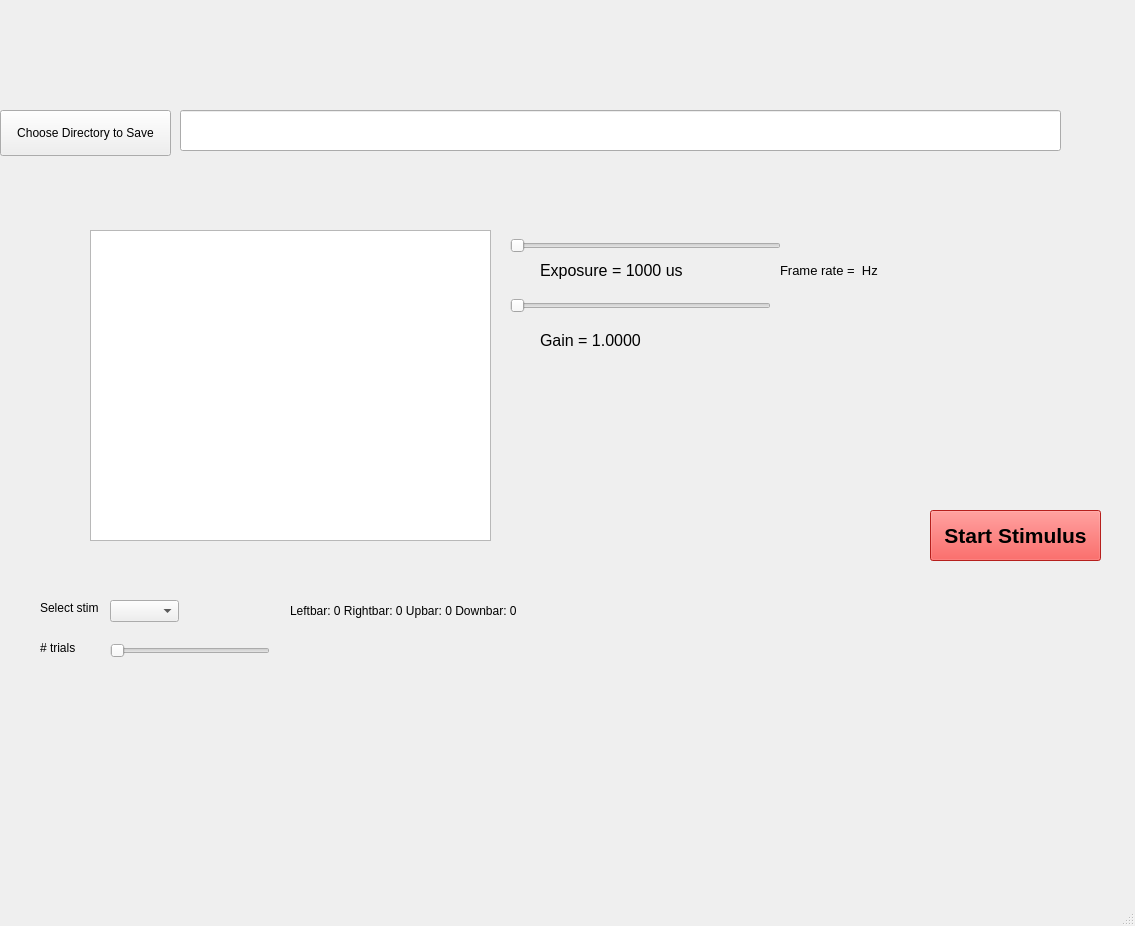
Old version of the form Stim_Loader.ui in the repository agrama/RatVisStimGui.
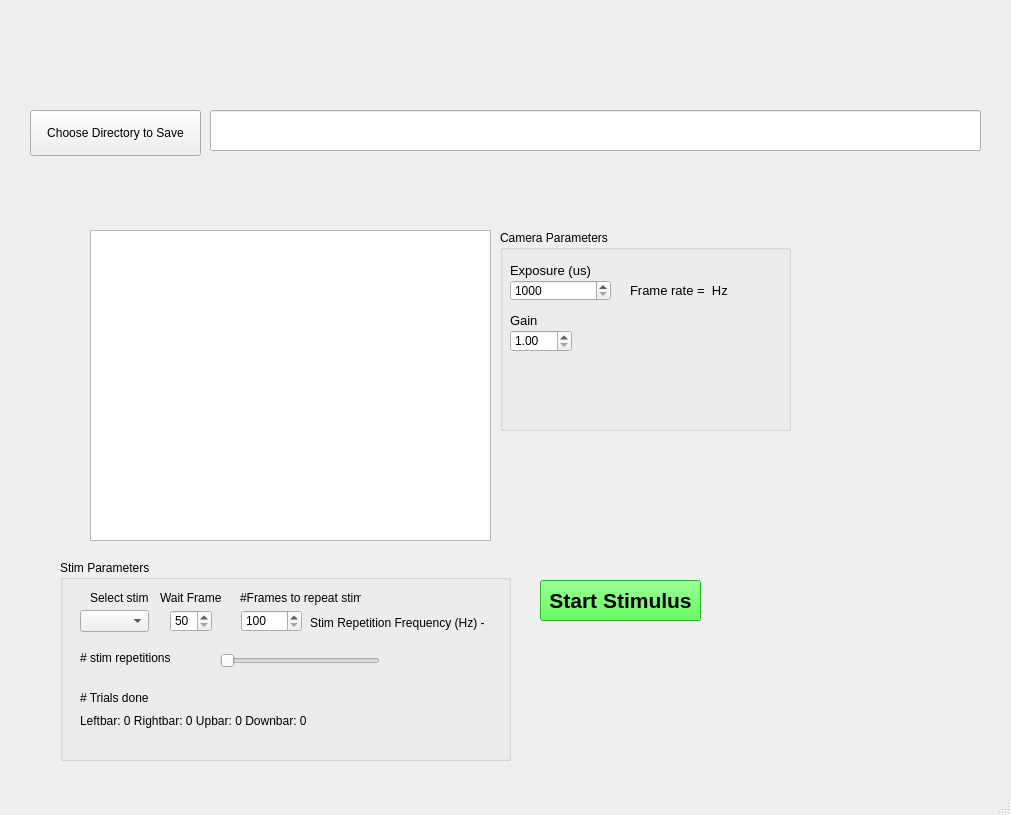
New version of the form. Icons and pictures are not drawn. Custom widgets are drawn as their Qt base class.

Commit message: the visual stimulus is now slave to the camera

Diff of the .ui file:
```diff
--- a/Stim_Loader.ui
+++ b/Stim_Loader.ui
@@ -6,8 +6,8 @@
    <rect>
     <x>0</x>
     <y>0</y>
-    <width>1135</width>
-    <height>926</height>
+    <width>1011</width>
+    <height>815</height>
    </rect>
   </property>
   <property name="windowTitle">
@@ -17,7 +17,7 @@
    <widget class="QPushButton" name="filepath_pushButton">
     <property name="geometry">
      <rect>
-      <x>0</x>
+      <x>30</x>
       <y>110</y>
       <width>171</width>
       <height>46</height>
@@ -30,9 +30,9 @@
    <widget class="QLineEdit" name="file_path_lineEdit">
     <property name="geometry">
      <rect>
-      <x>180</x>
+      <x>210</x>
       <y>110</y>
-      <width>881</width>
+      <width>771</width>
       <height>41</height>
      </rect>
     </property>
@@ -40,10 +40,10 @@
    <widget class="QPushButton" name="startStim_pushButton">
     <property name="geometry">
      <rect>
-      <x>930</x>
-      <y>510</y>
-      <width>171</width>
-      <height>51</height>
+      <x>540</x>
+      <y>580</y>
+      <width>161</width>
+      <height>41</height>
      </rect>
     </property>
     <property name="palette">
@@ -52,8 +52,8 @@
        <colorrole role="Button">
         <brush brushstyle="SolidPattern">
          <color alpha="255">
-          <red>255</red>
-          <green>43</green>
+          <red>43</red>
+          <green>255</green>
           <blue>39</blue>
          </color>
         </brush>
@@ -61,8 +61,8 @@
        <colorrole role="Base">
         <brush brushstyle="SolidPattern">
          <color alpha="255">
-          <red>255</red>
-          <green>43</green>
+          <red>43</red>
+          <green>255</green>
           <blue>39</blue>
          </color>
         </brush>
@@ -70,8 +70,8 @@
        <colorrole role="Window">
         <brush brushstyle="SolidPattern">
          <color alpha="255">
-          <red>255</red>
-          <green>43</green>
+          <red>43</red>
+          <green>255</green>
           <blue>39</blue>
          </color>
         </brush>
@@ -81,8 +81,8 @@
        <colorrole role="Button">
         <brush brushstyle="SolidPattern">
          <color alpha="255">
-          <red>255</red>
-          <green>43</green>
+          <red>43</red>
+          <green>255</green>
           <blue>39</blue>
          </color>
         </brush>
@@ -90,8 +90,8 @@
        <colorrole role="Base">
         <brush brushstyle="SolidPattern">
          <color alpha="255">
-          <red>255</red>
-          <green>43</green>
+          <red>43</red>
+          <green>255</green>
           <blue>39</blue>
          </color>
         </brush>
@@ -99,8 +99,8 @@
        <colorrole role="Window">
         <brush brushstyle="SolidPattern">
          <color alpha="255">
-          <red>255</red>
-          <green>43</green>
+          <red>43</red>
+          <green>255</green>
           <blue>39</blue>
          </color>
         </brush>
@@ -110,8 +110,8 @@
        <colorrole role="Button">
         <brush brushstyle="SolidPattern">
          <color alpha="255">
-          <red>255</red>
-          <green>43</green>
+          <red>43</red>
+          <green>255</green>
           <blue>39</blue>
          </color>
         </brush>
@@ -119,8 +119,8 @@
        <colorrole role="Base">
         <brush brushstyle="SolidPattern">
          <color alpha="255">
-          <red>255</red>
-          <green>43</green>
+          <red>43</red>
+          <green>255</green>
           <blue>39</blue>
          </color>
         </brush>
@@ -128,8 +128,8 @@
        <colorrole role="Window">
         <brush brushstyle="SolidPattern">
          <color alpha="255">
-          <red>255</red>
-          <green>43</green>
+          <red>43</red>
+          <green>255</green>
           <blue>39</blue>
          </color>
         </brush>
@@ -145,52 +145,12 @@
      </font>
     </property>
     <property name="styleSheet">
-     <string notr="true">background-color: rgb(255, 43, 39);</string>
+     <string notr="true">background-color: rgb(43, 255, 39);</string>
     </property>
     <property name="text">
      <string>Start Stimulus</string>
     </property>
    </widget>
-   <widget class="QSlider" name="exposure_slider">
-    <property name="geometry">
-     <rect>
-      <x>510</x>
-      <y>230</y>
-      <width>271</width>
-      <height>31</height>
-     </rect>
-    </property>
-    <property name="minimum">
-     <number>1000</number>
-    </property>
-    <property name="maximum">
-     <number>100000</number>
-    </property>
-    <property name="singleStep">
-     <number>1000</number>
-    </property>
-    <property name="orientation">
-     <enum>Qt::Horizontal</enum>
-    </property>
-   </widget>
-   <widget class="QLabel" name="exposure_slider_label">
-    <property name="geometry">
-     <rect>
-      <x>540</x>
-      <y>250</y>
-      <width>280</width>
-      <height>40</height>
-     </rect>
-    </property>
-    <property name="font">
-     <font>
-      <pointsize>12</pointsize>
-     </font>
-    </property>
-    <property name="text">
-     <string>Exposure = 1000 us</string>
-    </property>
-   </widget>
    <widget class="GraphicsView" name="graphicsView">
     <property name="geometry">
      <rect>
@@ -201,69 +161,52 @@
      </rect>
     </property>
    </widget>
-   <widget class="QSlider" name="gain_slider">
+   <widget class="QGroupBox" name="stim_parameters_groupBox">
     <property name="geometry">
      <rect>
-      <x>510</x>
-      <y>290</y>
-      <width>261</width>
-      <height>31</height>
+      <x>60</x>
+      <y>560</y>
+      <width>451</width>
+      <height>201</height>
      </rect>
     </property>
-    <property name="minimum">
-     <number>1</number>
+    <property name="styleSheet">
+     <string notr="true"/>
     </property>
-    <property name="maximum">
-     <number>1200</number>
+    <property name="title">
+     <string>Stim Parameters</string>
     </property>
-    <property name="singleStep">
-     <number>1</number>
-    </property>
-    <property name="orientation">
-     <enum>Qt::Horizontal</enum>
-    </property>
-   </widget>
-   <widget class="QLabel" name="gain_slider_label">
+    <widget class="QLabel" name="label_3">
     <property name="geometry">
      <rect>
-      <x>540</x>
-      <y>320</y>
-      <width>280</width>
-      <height>40</height>
-     </rect>
-    </property>
-    <property name="font">
-     <font>
-      <pointsize>12</pointsize>
-     </font>
-    </property>
+       <x>20</x>
+       <y>130</y>
+       <width>71</width>
+       <height>16</height>
+      </rect>
+     </property>
     <property name="text">
-     <string>Gain = 1.0000</string>
-    </property>
-   </widget>
-   <widget class="QLabel" name="framerate_label">
+      <string># Trials done</string>
+     </property>
+    </widget>
+    <widget class="QLabel" name="label">
     <property name="geometry">
      <rect>
-      <x>780</x>
-      <y>260</y>
-      <width>151</width>
-      <height>21</height>
-     </rect>
-    </property>
-    <property name="font">
-     <font>
-      <pointsize>10</pointsize>
-     </font>
-    </property>
+       <x>30</x>
+       <y>30</y>
+       <width>61</width>
+       <height>16</height>
+      </rect>
+     </property>
     <property name="text">
-     <string>Frame rate =  Hz</string>
+      <string>Select stim</string>
     </property>
    </widget>
    <widget class="QComboBox" name="stim_comboBox">
     <property name="geometry">
      <rect>
-      <x>110</x>
-      <y>600</y>
+       <x>20</x>
+       <y>50</y>
       <width>69</width>
       <height>22</height>
      </rect>
@@ -294,37 +237,75 @@
      </property>
     </item>
    </widget>
-   <widget class="QLabel" name="label">
+    <widget class="QLabel" name="stim_trial_label">
     <property name="geometry">
      <rect>
-      <x>40</x>
-      <y>600</y>
-      <width>61</width>
-      <height>16</height>
+       <x>20</x>
+       <y>150</y>
+       <width>241</width>
+       <height>21</height>
      </rect>
     </property>
     <property name="text">
-     <string>Select stim</string>
-    </property>
-   </widget>
-   <widget class="QLabel" name="stim_trials_slider_label">
+      <string>Leftbar: 0 Rightbar: 0 Upbar: 0 Downbar: 0</string>
+     </property>
+    </widget>
+    <widget class="QLabel" name="stim_repetitions_slider_label">
     <property name="geometry">
      <rect>
-      <x>40</x>
-      <y>640</y>
-      <width>61</width>
+       <x>20</x>
+       <y>90</y>
+       <width>131</width>
       <height>16</height>
      </rect>
     </property>
     <property name="text">
-     <string># trials</string>
-    </property>
-   </widget>
-   <widget class="QSlider" name="stim_trials_slider">
+      <string># stim repetitions</string>
+     </property>
+    </widget>
+    <widget class="QSpinBox" name="waitframes_spinBox">
     <property name="geometry">
      <rect>
       <x>110</x>
-      <y>640</y>
+       <y>50</y>
+       <width>42</width>
+       <height>22</height>
+      </rect>
+     </property>
+     <property name="whatsThis">
+      <string extracomment="Wait #frames before starting stim"/>
+     </property>
+     <property name="minimum">
+      <number>50</number>
+     </property>
+     <property name="maximum">
+      <number>1000</number>
+     </property>
+     <property name="singleStep">
+      <number>10</number>
+     </property>
+    </widget>
+    <widget class="QLabel" name="wait_frames_label">
+     <property name="geometry">
+      <rect>
+       <x>100</x>
+       <y>30</y>
+       <width>61</width>
+       <height>16</height>
+      </rect>
+     </property>
+     <property name="whatsThis">
+      <string extracomment="Wait #frames before starting stim"/>
+     </property>
+     <property name="text">
+      <string>Wait Frames</string>
+     </property>
+    </widget>
+    <widget class="QSlider" name="stim_repetitions_slider">
+     <property name="geometry">
+      <rect>
+       <x>160</x>
+       <y>90</y>
       <width>160</width>
       <height>22</height>
      </rect>
@@ -348,18 +329,153 @@
      <enum>Qt::Horizontal</enum>
     </property>
    </widget>
-   <widget class="QLabel" name="stim_trial_label">
+    <widget class="QSpinBox" name="inter_stim_frame_interval_spinBox">
     <property name="geometry">
      <rect>
-      <x>290</x>
-      <y>600</y>
-      <width>241</width>
+       <x>181</x>
+       <y>50</y>
+       <width>61</width>
+       <height>22</height>
+      </rect>
+     </property>
+     <property name="minimum">
+      <number>100</number>
+     </property>
+     <property name="maximum">
+      <number>5000</number>
+     </property>
+     <property name="singleStep">
+      <number>10</number>
+     </property>
+    </widget>
+    <widget class="QLabel" name="inter_stim_frame_interval_label">
+     <property name="geometry">
+      <rect>
+       <x>180</x>
+       <y>30</y>
+       <width>121</width>
+       <height>16</height>
+      </rect>
+     </property>
+     <property name="text">
+      <string>#Frames to repeat stim</string>
+     </property>
+    </widget>
+    <widget class="QLabel" name="stim_frequency_label">
+     <property name="geometry">
+      <rect>
+       <x>250</x>
+       <y>52</y>
+       <width>191</width>
       <height>21</height>
      </rect>
     </property>
     <property name="text">
-     <string>Leftbar: 0 Rightbar: 0 Upbar: 0 Downbar: 0</string>
-    </property>
+      <string>Stim Repetition Frequency (Hz) - </string>
+     </property>
+    </widget>
+   </widget>
+   <widget class="QGroupBox" name="camera_parameters_groupBox">
+    <property name="geometry">
+     <rect>
+      <x>500</x>
+      <y>230</y>
+      <width>291</width>
+      <height>201</height>
+     </rect>
+    </property>
+    <property name="title">
+     <string>Camera Parameters</string>
+    </property>
+    <widget class="QDoubleSpinBox" name="gain_doubleSpinBox">
+     <property name="geometry">
+      <rect>
+       <x>10</x>
+       <y>100</y>
+       <width>62</width>
+       <height>22</height>
+      </rect>
+     </property>
+     <property name="minimum">
+      <double>1.000000000000000</double>
+     </property>
+     <property name="maximum">
+      <double>24.000000000000000</double>
+     </property>
+    </widget>
+    <widget class="QLabel" name="gain_slider_label">
+     <property name="geometry">
+      <rect>
+       <x>10</x>
+       <y>70</y>
+       <width>91</width>
+       <height>40</height>
+      </rect>
+     </property>
+     <property name="font">
+      <font>
+       <pointsize>10</pointsize>
+      </font>
+     </property>
+     <property name="text">
+      <string>Gain</string>
+     </property>
+    </widget>
+    <widget class="QLabel" name="framerate_label">
+     <property name="geometry">
+      <rect>
+       <x>130</x>
+       <y>50</y>
+       <width>151</width>
+       <height>21</height>
+      </rect>
+     </property>
+     <property name="font">
+      <font>
+       <pointsize>10</pointsize>
+      </font>
+     </property>
+     <property name="text">
+      <string>Frame rate =  Hz</string>
+     </property>
+    </widget>
+    <widget class="QSpinBox" name="exposure_spinBox">
+     <property name="geometry">
+      <rect>
+       <x>10</x>
+       <y>50</y>
+       <width>101</width>
+       <height>21</height>
+      </rect>
+     </property>
+     <property name="minimum">
+      <number>1000</number>
+     </property>
+     <property name="maximum">
+      <number>100000</number>
+     </property>
+     <property name="singleStep">
+      <number>100</number>
+     </property>
+    </widget>
+    <widget class="QLabel" name="exposure_label">
+     <property name="geometry">
+      <rect>
+       <x>10</x>
+       <y>30</y>
+       <width>81</width>
+       <height>21</height>
+      </rect>
+     </property>
+     <property name="font">
+      <font>
+       <pointsize>10</pointsize>
+      </font>
+     </property>
+     <property name="text">
+      <string>Exposure (us)</string>
+     </property>
+    </widget>
    </widget>
   </widget>
   <widget class="QMenuBar" name="menubar">
```
Left out of the diff: 6 changed lines with no effect on the pictures. Lines whose indentation alone changed are shown as unchanged. The commit also changes 10 other files.
